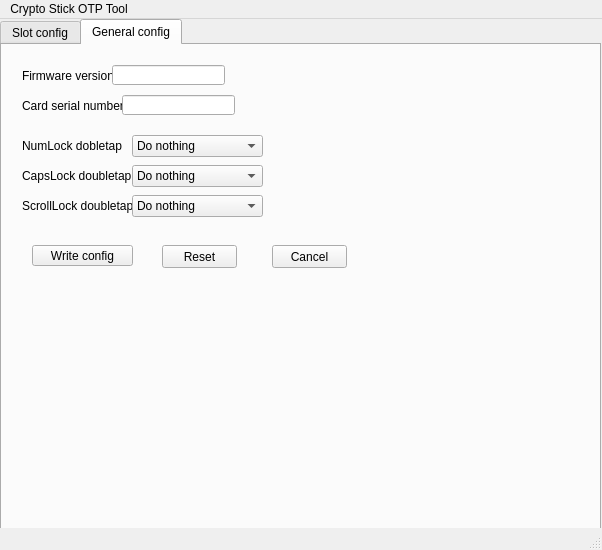
Above: PC software/CryptoStickGUI/mainwindow.ui from Nitrokey/nitrokey-pro-firmware before the change. Below: the same form after it.
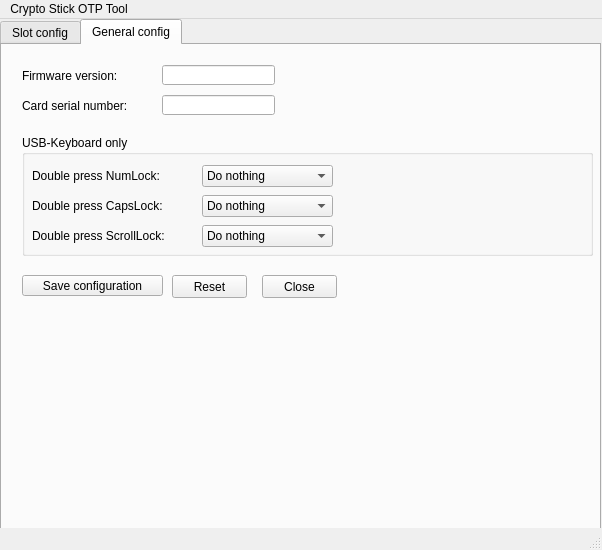
That is the form after the change. The open tabs and pages were chosen to show the change.

```diff
--- a/PC software/CryptoStickGUI/mainwindow.ui
+++ b/PC software/CryptoStickGUI/mainwindow.ui
@@ -578,7 +578,7 @@
        <rect>
         <x>20</x>
         <y>20</y>
-        <width>101</width>
+        <width>131</width>
         <height>21</height>
        </rect>
       </property>
@@ -591,7 +591,7 @@
        <rect>
         <x>20</x>
         <y>50</y>
-        <width>101</width>
+        <width>141</width>
         <height>21</height>
        </rect>
       </property>
@@ -602,7 +602,7 @@
      <widget class="QLineEdit" name="firmwareEdit">
       <property name="geometry">
        <rect>
-        <x>110</x>
+        <x>160</x>
         <y>20</y>
         <width>113</width>
         <height>20</height>
@@ -615,7 +615,7 @@
      <widget class="QLineEdit" name="serialEdit">
       <property name="geometry">
        <rect>
-        <x>120</x>
+        <x>160</x>
         <y>50</y>
         <width>113</width>
         <height>20</height>
@@ -625,138 +625,24 @@
        <bool>true</bool>
       </property>
      </widget>
-     <widget class="QLabel" name="label_13">
-      <property name="geometry">
-       <rect>
-        <x>20</x>
-        <y>90</y>
-        <width>101</width>
-        <height>21</height>
-       </rect>
-      </property>
-      <property name="text">
-       <string>NumLock dobletap:</string>
-      </property>
-     </widget>
-     <widget class="QLabel" name="label_14">
-      <property name="geometry">
-       <rect>
-        <x>20</x>
-        <y>120</y>
-        <width>111</width>
-        <height>21</height>
-       </rect>
-      </property>
-      <property name="text">
-       <string>CapsLock doubletap:</string>
-      </property>
-     </widget>
-     <widget class="QLabel" name="label_15">
-      <property name="geometry">
-       <rect>
-        <x>20</x>
-        <y>150</y>
-        <width>111</width>
-        <height>21</height>
-       </rect>
-      </property>
-      <property name="text">
-       <string>ScrollLock doubletap:</string>
-      </property>
-     </widget>
-     <widget class="QComboBox" name="numLockComboBox">
-      <property name="geometry">
-       <rect>
-        <x>130</x>
-        <y>90</y>
-        <width>131</width>
-        <height>22</height>
-       </rect>
-      </property>
-      <item>
-       <property name="text">
-        <string>Do nothing</string>
-       </property>
-      </item>
-      <item>
-       <property name="text">
-        <string>Send HOTP1</string>
-       </property>
-      </item>
-      <item>
-       <property name="text">
-        <string>Send HOTP2</string>
-       </property>
-      </item>
-     </widget>
-     <widget class="QComboBox" name="capsLockComboBox">
-      <property name="geometry">
-       <rect>
-        <x>130</x>
-        <y>120</y>
-        <width>131</width>
-        <height>22</height>
-       </rect>
-      </property>
-      <item>
-       <property name="text">
-        <string>Do nothing</string>
-       </property>
-      </item>
-      <item>
-       <property name="text">
-        <string>Send HOTP1</string>
-       </property>
-      </item>
-      <item>
-       <property name="text">
-        <string>Send HOTP2</string>
-       </property>
-      </item>
-     </widget>
-     <widget class="QComboBox" name="scrollLockComboBox">
-      <property name="geometry">
-       <rect>
-        <x>130</x>
-        <y>150</y>
-        <width>131</width>
-        <height>22</height>
-       </rect>
-      </property>
-      <item>
-       <property name="text">
-        <string>Do nothing</string>
-       </property>
-      </item>
-      <item>
-       <property name="text">
-        <string>Send HOTP1</string>
-       </property>
-      </item>
-      <item>
-       <property name="text">
-        <string>Send HOTP2</string>
-       </property>
-      </item>
-     </widget>
      <widget class="QPushButton" name="writeGeneralConfigButton">
       <property name="geometry">
        <rect>
-        <x>30</x>
-        <y>200</y>
-        <width>101</width>
+        <x>20</x>
+        <y>230</y>
+        <width>141</width>
         <height>21</height>
        </rect>
       </property>
       <property name="text">
-       <string>Write config</string>
+       <string>Save configuration</string>
       </property>
      </widget>
      <widget class="QPushButton" name="resetGeneralConfigButton">
       <property name="geometry">
        <rect>
-        <x>160</x>
-        <y>200</y>
+        <x>170</x>
+        <y>230</y>
         <width>75</width>
         <height>23</height>
        </rect>
@@ -768,16 +654,143 @@
      <widget class="QPushButton" name="generalCancelButton">
       <property name="geometry">
        <rect>
-        <x>270</x>
-        <y>200</y>
+        <x>260</x>
+        <y>230</y>
         <width>75</width>
         <height>23</height>
        </rect>
       </property>
       <property name="text">
-       <string>Cancel</string>
+       <string>Close</string>
       </property>
      </widget>
+     <widget class="QGroupBox" name="USBKeyboardGroupBox">
+      <property name="geometry">
+       <rect>
+        <x>20</x>
+        <y>90</y>
+        <width>571</width>
+        <height>121</height>
+       </rect>
+      </property>
+      <property name="title">
+       <string>USB-Keyboard only</string>
+      </property>
+      <widget class="QComboBox" name="capsLockComboBox">
+       <property name="geometry">
+        <rect>
+         <x>180</x>
+         <y>60</y>
+         <width>131</width>
+         <height>22</height>
+        </rect>
+       </property>
+       <item>
+        <property name="text">
+         <string>Do nothing</string>
+        </property>
+       </item>
+       <item>
+        <property name="text">
+         <string>Send HOTP1</string>
+        </property>
+       </item>
+       <item>
+        <property name="text">
+         <string>Send HOTP2</string>
+        </property>
+       </item>
+      </widget>
+      <widget class="QLabel" name="label_14">
+       <property name="geometry">
+        <rect>
+         <x>10</x>
+         <y>60</y>
+         <width>171</width>
+         <height>21</height>
+        </rect>
+       </property>
+       <property name="text">
+        <string>Double press CapsLock:</string>
+       </property>
+      </widget>
+      <widget class="QLabel" name="label_13">
+       <property name="geometry">
+        <rect>
+         <x>10</x>
+         <y>30</y>
+         <width>171</width>
+         <height>21</height>
+        </rect>
+       </property>
+       <property name="text">
+        <string>Double press NumLock:</string>
+       </property>
+      </widget>
+      <widget class="QComboBox" name="numLockComboBox">
+       <property name="geometry">
+        <rect>
+         <x>180</x>
+         <y>30</y>
+         <width>131</width>
+         <height>22</height>
+        </rect>
+       </property>
+       <item>
+        <property name="text">
+         <string>Do nothing</string>
+        </property>
+       </item>
+       <item>
+        <property name="text">
+         <string>Send HOTP1</string>
+        </property>
+       </item>
+       <item>
+        <property name="text">
+         <string>Send HOTP2</string>
+        </property>
+       </item>
+      </widget>
+      <widget class="QComboBox" name="scrollLockComboBox">
+       <property name="geometry">
+        <rect>
+         <x>180</x>
+         <y>90</y>
+         <width>131</width>
+         <height>22</height>
+        </rect>
+       </property>
+       <item>
+        <property name="text">
+         <string>Do nothing</string>
+        </property>
+       </item>
+       <item>
+        <property name="text">
+         <string>Send HOTP1</string>
+        </property>
+       </item>
+       <item>
+        <property name="text">
+         <string>Send HOTP2</string>
+        </property>
+       </item>
+      </widget>
+      <widget class="QLabel" name="label_15">
+       <property name="geometry">
+        <rect>
+         <x>10</x>
+         <y>90</y>
+         <width>171</width>
+         <height>21</height>
+        </rect>
+       </property>
+       <property name="text">
+        <string>Double press ScrollLock:</string>
+       </property>
+      </widget>
+     </widget>
     </widget>
    </widget>
   </widget>
```
Left out of the diff: 93 changed lines with no effect on the pictures.
